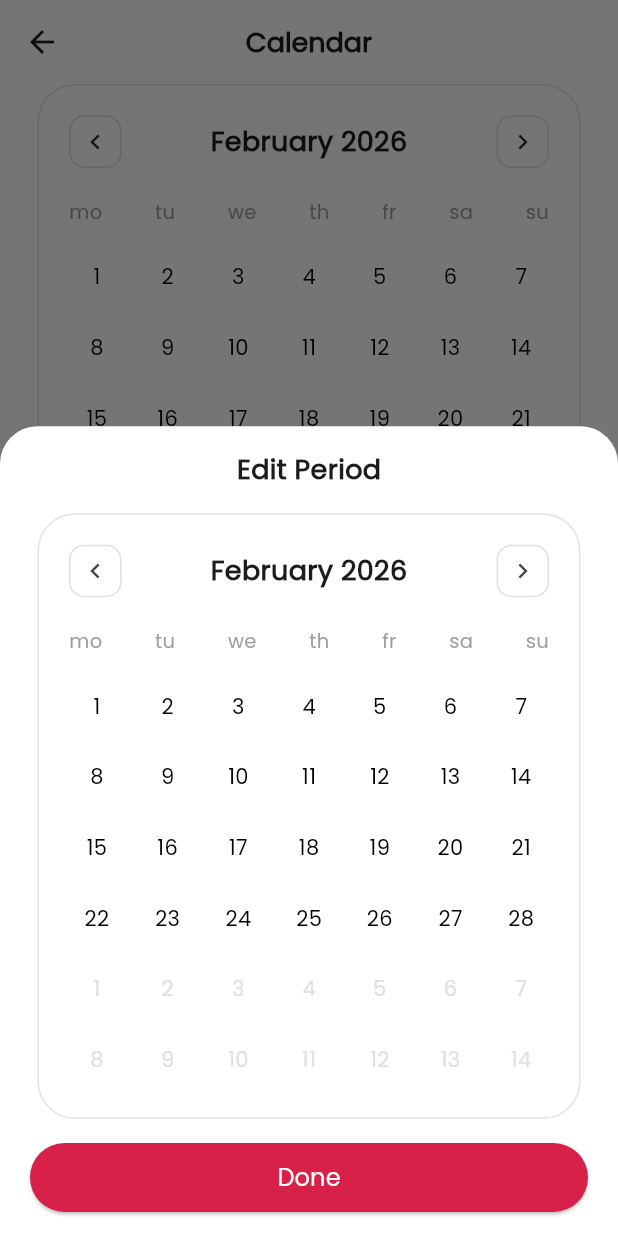
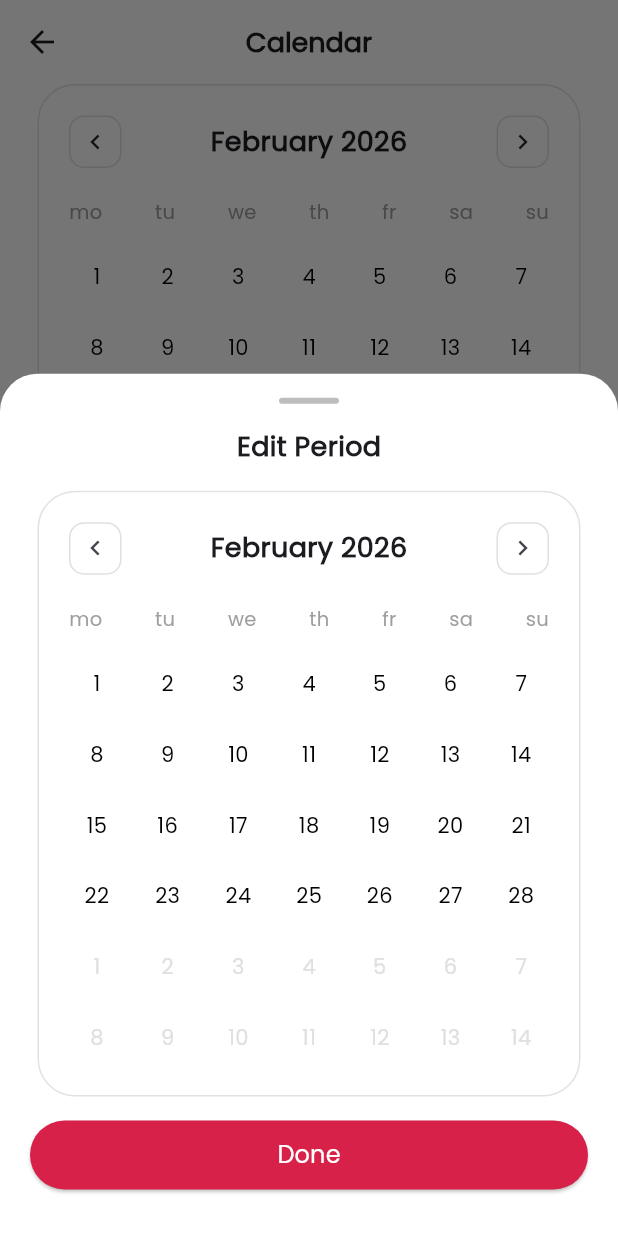
Before and after one commit to MuhammadHassan0184/Flora_Heart, a Flutter app: the CalendarScreen screen opened by its route, after a tap on "Edit", on a phone screen of 412 x 824 dp. Run offline on Flutter 3.47's test engine with Material 3 defaults, Android fonts, the phone set to English and light mode, and no system bars; our stand-ins replace flutter_svg, get, google_fonts, share_plus, wave.

Commit message:
divider in edit button

```diff
--- a/lib/View/Widgets/custom_edit_button.dart
+++ b/lib/View/Widgets/custom_edit_button.dart
@@ -31,6 +31,17 @@ class CustomEditButton extends StatelessWidget {
                 child: Column(
                   mainAxisSize: MainAxisSize.min,
                   children: [
+                    // Drag Indicator
+                    Container(
+                      height: 4,
+                      width: 40,
+                      decoration: BoxDecoration(
+                        color: Colors.grey.shade400,
+                        borderRadius: BorderRadius.circular(10),
+                      ),
+                    ),
+
+                    SizedBox(height: 16),
                     Text(
                       "Edit Period",
                       style: TextStyle(
@@ -58,6 +69,7 @@ class CustomEditButton extends StatelessWidget {
                         },
                       ),
                     ),
+                    SizedBox(height: 15),
                   ],
                 ),
               ),
```
